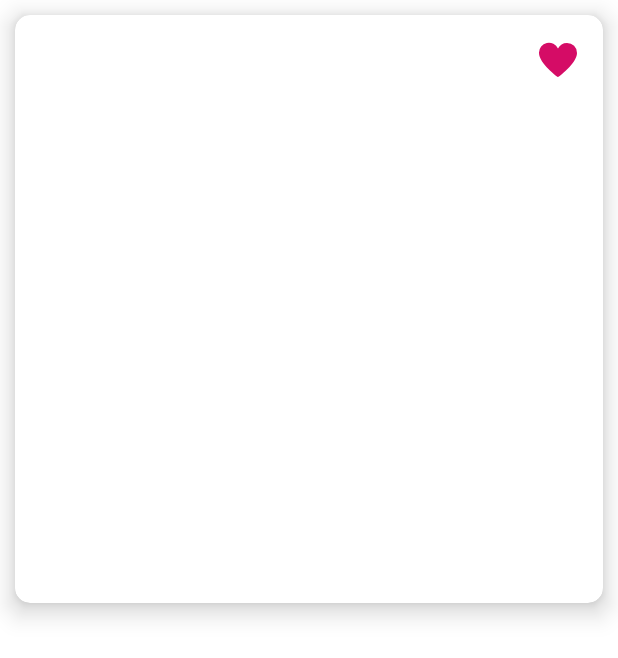
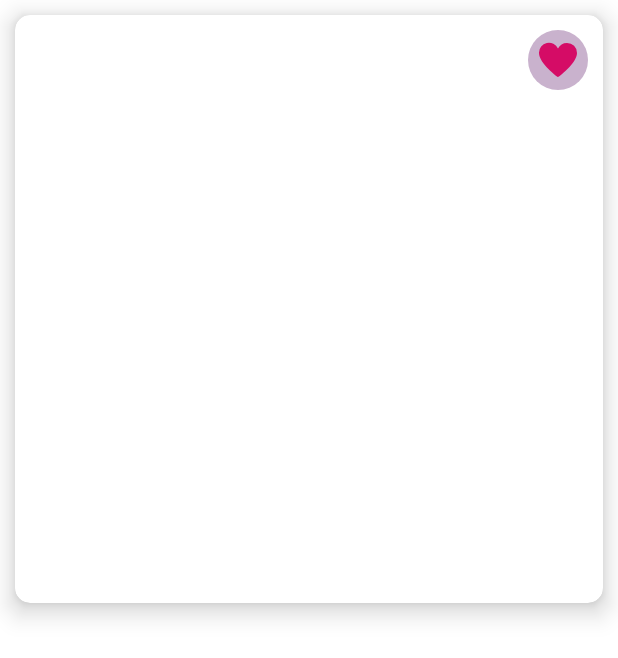
Before and after one commit to alexandr7035/SwipeCat, an Android app: the layout view_liked_cat_card.xml on its own in the app's theme, with its tools: preview values and no code run, on a phone screen of 412 x 824 dp. Shown: the top 658 px of the screen. Run offline under Robolectric (Android 15) with nearby library versions, the phone set to English and light mode, and no system bars.

Commit message:
Small ui fixes

```diff
--- a/app/src/main/res/color/color_heart_button.xml
+++ b/app/src/main/res/color/color_heart_button.xml
@@ -2,7 +2,7 @@
 <selector xmlns:android="http://schemas.android.com/apk/res/android">
 
     <item android:state_pressed="true"
-        android:color="#6B6A6A"/>
+        android:color="#E15996"/>
 
     <item android:color="#D50C66"/>
 </selector>
--- a/app/src/main/res/drawable/background_rounded_white.xml
+++ b/app/src/main/res/drawable/background_rounded_unlike.xml
@@ -1,5 +1,5 @@
 <?xml version="1.0" encoding="utf-8"?>
 <shape xmlns:android="http://schemas.android.com/apk/res/android"
     android:shape="oval">
-    <solid android:color="#FFFFFF"/>
+    <solid android:color="#545C1668"/>
 </shape>
--- a/app/src/main/res/layout/view_liked_cat_card.xml
+++ b/app/src/main/res/layout/view_liked_cat_card.xml
@@ -29,7 +29,7 @@
             android:layout_width="40dp"
             android:layout_height="40dp"
             android:src="@drawable/ic_heart"
-            android:background="@drawable/background_rounded_white"
+            android:background="@drawable/background_rounded_unlike"
             app:tint="@color/color_heart_button" />
 
     </FrameLayout>
```
